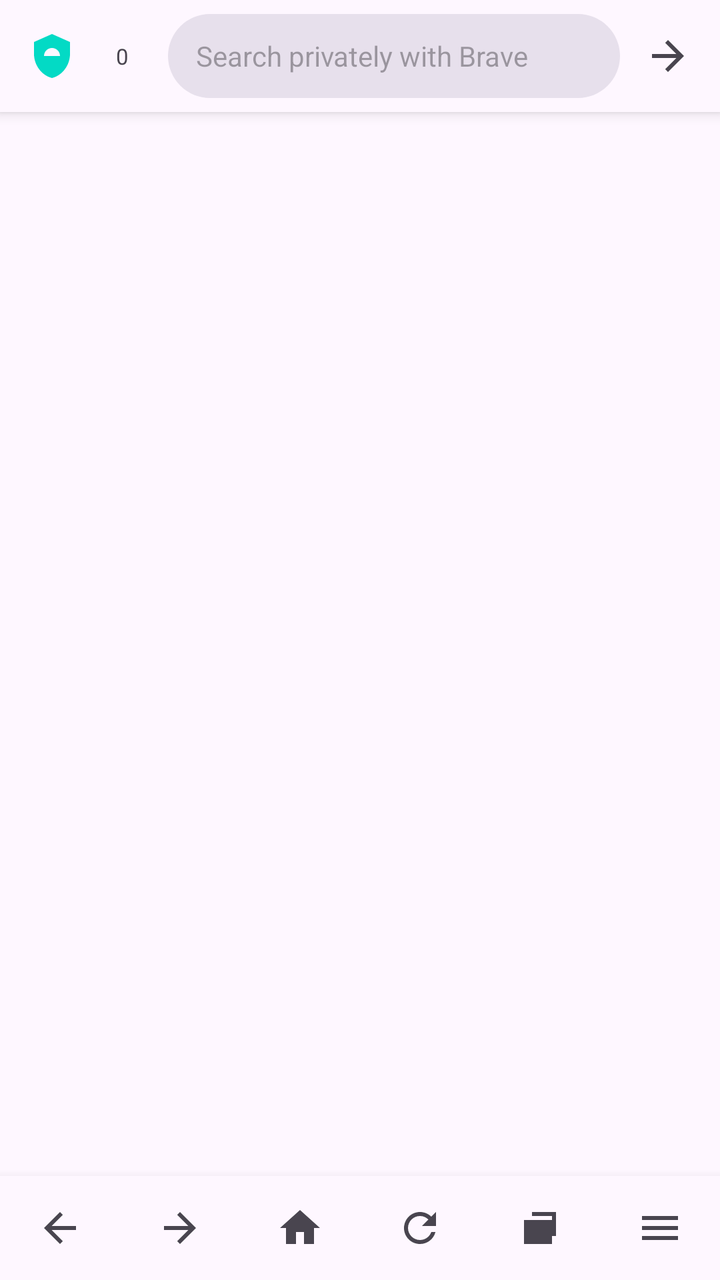
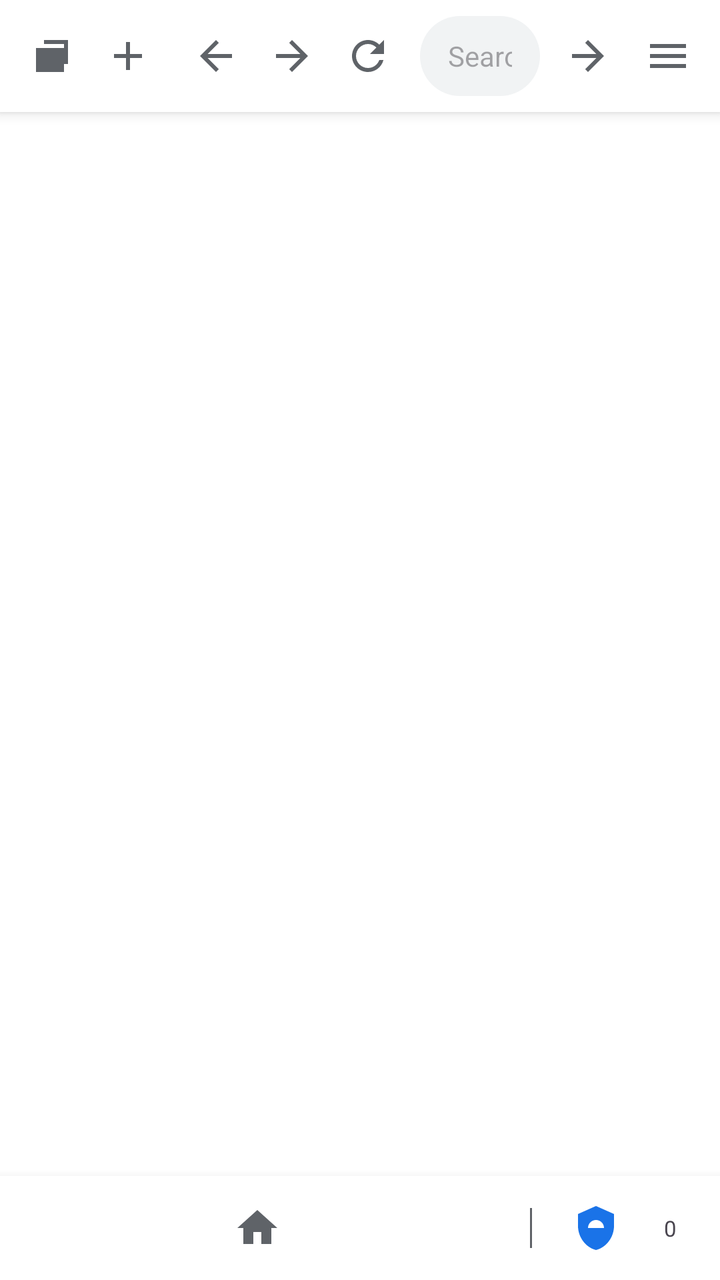

Two renders of the same Android screen: before a commit and after it. Below are the layout's source before the change and the commit's diff.
<!-- AndroidManifest.xml: application theme Theme.Provito -->
<!-- res/layout/activity_main.xml -->
<?xml version="1.0" encoding="utf-8"?>
<LinearLayout xmlns:android="http://schemas.android.com/apk/res/android"
    xmlns:app="http://schemas.android.com/apk/res-auto"
    android:layout_width="match_parent"
    android:layout_height="match_parent"
    android:orientation="vertical"
    android:background="?android:attr/colorBackground">

    <LinearLayout
        android:id="@+id/topBar"
        android:layout_width="match_parent"
        android:layout_height="56dp"
        android:orientation="horizontal"
        android:gravity="center_vertical"
        android:paddingHorizontal="8dp"
        android:elevation="4dp"
        android:background="?attr/colorSurface">

        <ImageButton
            android:id="@+id/btnShield"
            android:layout_width="36dp"
            android:layout_height="36dp"
            android:background="?attr/selectableItemBackgroundBorderless"
            android:contentDescription="@string/blocked_description"
            android:src="@drawable/ic_shield"
            app:tint="@color/teal_200" />

        <TextView
            android:id="@+id/txtBlocked"
            android:layout_width="wrap_content"
            android:layout_height="wrap_content"
            android:minWidth="34dp"
            android:gravity="center"
            android:text="0"
            android:textSize="11sp"
            android:textColor="?android:attr/textColorSecondary" />

        <EditText
            android:id="@+id/omnibox"
            android:layout_width="0dp"
            android:layout_height="42dp"
            android:layout_weight="1"
            android:layout_marginHorizontal="6dp"
            android:background="@drawable/bg_omnibox"
            android:hint="@string/omnibox_hint"
            android:importantForAutofill="no"
            android:inputType="textUri"
            android:imeOptions="actionSearch|flagNoPersonalizedLearning"
            android:paddingHorizontal="14dp"
            android:singleLine="true"
            android:textSize="14sp" />

        <ImageButton
            android:id="@+id/btnGo"
            android:layout_width="36dp"
            android:layout_height="36dp"
            android:background="?attr/selectableItemBackgroundBorderless"
            android:contentDescription="@string/omnibox_hint"
            android:src="@drawable/ic_forward" />
    </LinearLayout>

    <com.google.android.material.progressindicator.LinearProgressIndicator
        android:id="@+id/progress"
        android:layout_width="match_parent"
        android:layout_height="wrap_content"
        android:indeterminate="false"
        android:visibility="gone"
        app:trackThickness="3dp" />

    <FrameLayout
        android:id="@+id/webContainer"
        android:layout_width="match_parent"
        android:layout_height="0dp"
        android:layout_weight="1" />

    <LinearLayout
        android:id="@+id/bottomBar"
        android:layout_width="match_parent"
        android:layout_height="52dp"
        android:orientation="horizontal"
        android:gravity="center_vertical"
        android:elevation="8dp"
        android:background="?attr/colorSurface">

        <ImageButton
            android:id="@+id/btnBack"
            android:layout_width="0dp"
            android:layout_height="match_parent"
            android:layout_weight="1"
            android:background="?attr/selectableItemBackgroundBorderless"
            android:contentDescription="Back"
            android:src="@drawable/ic_back" />

        <ImageButton
            android:id="@+id/btnForward"
            android:layout_width="0dp"
            android:layout_height="match_parent"
            android:layout_weight="1"
            android:background="?attr/selectableItemBackgroundBorderless"
            android:contentDescription="Forward"
            android:src="@drawable/ic_forward" />

        <ImageButton
            android:id="@+id/btnHome"
            android:layout_width="0dp"
            android:layout_height="match_parent"
            android:layout_weight="1"
            android:background="?attr/selectableItemBackgroundBorderless"
            android:contentDescription="Home"
            android:src="@drawable/ic_home" />

        <ImageButton
            android:id="@+id/btnRefresh"
            android:layout_width="0dp"
            android:layout_height="match_parent"
            android:layout_weight="1"
            android:background="?attr/selectableItemBackgroundBorderless"
            android:contentDescription="Refresh"
            android:src="@drawable/ic_refresh" />

        <ImageButton
            android:id="@+id/btnTabs"
            android:layout_width="0dp"
            android:layout_height="match_parent"
            android:layout_weight="1"
            android:background="?attr/selectableItemBackgroundBorderless"
            android:contentDescription="Tabs"
            android:src="@drawable/ic_tabs" />

        <ImageButton
            android:id="@+id/btnMenu"
            android:layout_width="0dp"
            android:layout_height="match_parent"
            android:layout_weight="1"
            android:background="?attr/selectableItemBackgroundBorderless"
            android:contentDescription="Menu"
            android:src="@drawable/ic_menu" />
    </LinearLayout>
</LinearLayout>
<!-- resources referenced by this layout -->
<resources>
  <color name="teal_200">#03DAC5</color>
  <!-- drawable bg_omnibox (drawable) -->
  <?xml version="1.0" encoding="utf-8"?>
  <shape xmlns:android="http://schemas.android.com/apk/res/android" android:shape="rectangle">
      <solid android:color="?attr/colorSurfaceVariant" />
      <corners android:radius="21dp" />
  </shape>
  <!-- drawable ic_forward (drawable) -->
  <vector xmlns:android="http://schemas.android.com/apk/res/android"
      android:width="24dp"
      android:height="24dp"
      android:viewportWidth="24"
      android:viewportHeight="24"
      android:tint="?attr/colorControlNormal">
      <path
          android:fillColor="@android:color/white"
          android:pathData="M12,4l-1.41,1.41L16.17,11H4v2h12.17l-5.58,5.59L12,20l8,-8z" />
  </vector>
  <!-- drawable ic_home (drawable) -->
  <vector xmlns:android="http://schemas.android.com/apk/res/android"
      android:width="24dp"
      android:height="24dp"
      android:viewportWidth="24"
      android:viewportHeight="24"
      android:tint="?attr/colorControlNormal">
      <path
          android:fillColor="@android:color/white"
          android:pathData="M10,20v-6h4v6h5v-8h3L12,3 2,12h3v8z" />
  </vector>
  <!-- drawable ic_menu (drawable) -->
  <vector xmlns:android="http://schemas.android.com/apk/res/android"
      android:width="24dp"
      android:height="24dp"
      android:viewportWidth="24"
      android:viewportHeight="24"
      android:tint="?attr/colorControlNormal">
      <path
          android:fillColor="@android:color/white"
          android:pathData="M3,18h18v-2H3v2zM3,13h18v-2H3v2zM3,6v2h18V6H3z" />
  </vector>
  <!-- drawable ic_tabs (drawable) -->
  <vector xmlns:android="http://schemas.android.com/apk/res/android"
      android:width="24dp"
      android:height="24dp"
      android:viewportWidth="24"
      android:viewportHeight="24"
      android:tint="?attr/colorControlNormal">
      <path
          android:fillColor="@android:color/white"
          android:pathData="M4,8h14v12H4zM8,4h12v12h-2V6H8z" />
  </vector>
  <string name="blocked_description">Trackers and ads blocked</string>
  <string name="omnibox_hint">Search privately with Brave</string>
  <style name="Theme.Provito" parent="Theme.Material3.DayNight.NoActionBar">
          <item name="android:statusBarColor">@android:color/transparent</item>
          <item name="android:navigationBarColor">@android:color/transparent</item>
          <item name="android:windowLightStatusBar">false</item>
      </style>
  <!-- unchanged entries left out for length: 3 -->
</resources>

<!-- the commit's change to res/layout/activity_main.xml (unified diff, before → after) -->
@@ -6,6 +6,7 @@
     android:orientation="vertical"
     android:background="?android:attr/colorBackground">
 
+    
     <LinearLayout
         android:id="@+id/topBar"
         android:layout_width="match_parent"
@@ -17,30 +18,56 @@
         android:background="?attr/colorSurface">
 
         <ImageButton
-            android:id="@+id/btnShield"
+            android:id="@+id/btnTabs"
             android:layout_width="36dp"
             android:layout_height="36dp"
+            android:layout_marginEnd="2dp"
             android:background="?attr/selectableItemBackgroundBorderless"
-            android:contentDescription="@string/blocked_description"
-            android:src="@drawable/ic_shield"
-            app:tint="@color/teal_200" />
+            android:contentDescription="@string/tab_switcher"
+            android:src="@drawable/ic_tabs" />
 
-        <TextView
-            android:id="@+id/txtBlocked"
-            android:layout_width="wrap_content"
-            android:layout_height="wrap_content"
-            android:minWidth="34dp"
-            android:gravity="center"
-            android:text="0"
-            android:textSize="11sp"
-            android:textColor="?android:attr/textColorSecondary" />
+        <ImageButton
+            android:id="@+id/btnPlus"
+            android:layout_width="36dp"
+            android:layout_height="36dp"
+            android:layout_marginEnd="8dp"
+            android:background="?attr/selectableItemBackgroundBorderless"
+            android:contentDescription="@string/new_tab"
+            android:src="@drawable/ic_plus" />
+
+        <ImageButton
+            android:id="@+id/btnBack"
+            android:layout_width="36dp"
+            android:layout_height="36dp"
+            android:layout_marginEnd="2dp"
+            android:background="?attr/selectableItemBackgroundBorderless"
+            android:contentDescription="@string/nav_back"
+            android:src="@drawable/ic_back" />
+
+        <ImageButton
+            android:id="@+id/btnForward"
+            android:layout_width="36dp"
+            android:layout_height="36dp"
+            android:layout_marginEnd="2dp"
+            android:background="?attr/selectableItemBackgroundBorderless"
+            android:contentDescription="@string/nav_forward"
+            android:src="@drawable/ic_forward" />
+
+        <ImageButton
+            android:id="@+id/btnRefresh"
+            android:layout_width="36dp"
+            android:layout_height="36dp"
+            android:layout_marginEnd="8dp"
+            android:background="?attr/selectableItemBackgroundBorderless"
+            android:contentDescription="@string/nav_refresh"
+            android:src="@drawable/ic_refresh" />
 
         <EditText
             android:id="@+id/omnibox"
             android:layout_width="0dp"
-            android:layout_height="42dp"
+            android:layout_height="40dp"
             android:layout_weight="1"
-            android:layout_marginHorizontal="6dp"
+            android:layout_marginEnd="6dp"
             android:background="@drawable/bg_omnibox"
             android:hint="@string/omnibox_hint"
             android:importantForAutofill="no"
@@ -57,6 +84,15 @@
             android:background="?attr/selectableItemBackgroundBorderless"
             android:contentDescription="@string/omnibox_hint"
             android:src="@drawable/ic_forward" />
+
+        <ImageButton
+            android:id="@+id/btnMenu"
+            android:layout_width="36dp"
+            android:layout_height="36dp"
+            android:layout_marginStart="4dp"
+            android:background="?attr/selectableItemBackgroundBorderless"
+            android:contentDescription="@string/menu_overflow"
+            android:src="@drawable/ic_menu" />
     </LinearLayout>
 
     <com.google.android.material.progressindicator.LinearProgressIndicator
@@ -73,6 +109,7 @@
         android:layout_height="0dp"
         android:layout_weight="1" />
 
+    
     <LinearLayout
         android:id="@+id/bottomBar"
         android:layout_width="match_parent"
@@ -83,57 +120,47 @@
         android:background="?attr/colorSurface">
 
         <ImageButton
-            android:id="@+id/btnBack"
-            android:layout_width="0dp"
-            android:layout_height="match_parent"
-            android:layout_weight="1"
-            android:background="?attr/selectableItemBackgroundBorderless"
-            android:contentDescription="Back"
-            android:src="@drawable/ic_back" />
-
-        <ImageButton
-            android:id="@+id/btnForward"
-            android:layout_width="0dp"
-            android:layout_height="match_parent"
-            android:layout_weight="1"
-            android:background="?attr/selectableItemBackgroundBorderless"
-            android:contentDescription="Forward"
-            android:src="@drawable/ic_forward" />
-
-        <ImageButton
             android:id="@+id/btnHome"
             android:layout_width="0dp"
             android:layout_height="match_parent"
             android:layout_weight="1"
             android:background="?attr/selectableItemBackgroundBorderless"
-            android:contentDescription="Home"
+            android:contentDescription="@string/nav_home"
             android:src="@drawable/ic_home" />
 
-        <ImageButton
-            android:id="@+id/btnRefresh"
-            android:layout_width="0dp"
-            android:layout_height="match_parent"
-            android:layout_weight="1"
-            android:background="?attr/selectableItemBackgroundBorderless"
-            android:contentDescription="Refresh"
-            android:src="@drawable/ic_refresh" />
+        <View
+            android:layout_width="1dp"
+            android:layout_height="20dp"
+            android:layout_marginHorizontal="8dp"
+            android:background="?attr/colorOnSurfaceVariant" />
 
-        <ImageButton
-            android:id="@+id/btnTabs"
-            android:layout_width="0dp"
-            android:layout_height="match_parent"
-            android:layout_weight="1"
-            android:background="?attr/selectableItemBackgroundBorderless"
-            android:contentDescription="Tabs"
-            android:src="@drawable/ic_tabs" />
+        <LinearLayout
+            android:id="@+id/shieldChip"
+            android:layout_width="wrap_content"
+            android:layout_height="wrap_content"
+            android:orientation="horizontal"
+            android:gravity="center_vertical"
+            android:paddingHorizontal="8dp">
 
-        <ImageButton
-            android:id="@+id/btnMenu"
-            android:layout_width="0dp"
-            android:layout_height="match_parent"
-            android:layout_weight="1"
-            android:background="?attr/selectableItemBackgroundBorderless"
-            android:contentDescription="Menu"
-            android:src="@drawable/ic_menu" />
+            <ImageButton
+                android:id="@+id/btnShield"
+                android:layout_width="32dp"
+                android:layout_height="32dp"
+                android:layout_marginEnd="4dp"
+                android:background="?attr/selectableItemBackgroundBorderless"
+                android:contentDescription="@string/blocked_description"
+                android:src="@drawable/ic_shield"
+                app:tint="@color/teal_200" />
+
+            <TextView
+                android:id="@+id/txtBlocked"
+                android:layout_width="wrap_content"
+                android:layout_height="wrap_content"
+                android:minWidth="34dp"
+                android:gravity="center"
+                android:text="0"
+                android:textSize="11sp"
+                android:textColor="?android:attr/textColorSecondary" />
+        </LinearLayout>
     </LinearLayout>
 </LinearLayout>
<!-- resource entries referenced after the edit -->
@@ -1,6 +1,6 @@
 <!-- resources referenced by this layout -->
 <resources>
-  <color name="teal_200">#03DAC5</color>
+  <color name="teal_200">#1A73E8</color>
   <!-- drawable bg_omnibox (drawable) -->
   <?xml version="1.0" encoding="utf-8"?>
   <shape xmlns:android="http://schemas.android.com/apk/res/android" android:shape="rectangle">
@@ -40,6 +40,17 @@
           android:fillColor="@android:color/white"
           android:pathData="M3,18h18v-2H3v2zM3,13h18v-2H3v2zM3,6v2h18V6H3z" />
   </vector>
+  <!-- drawable ic_plus (drawable) -->
+  <vector xmlns:android="http://schemas.android.com/apk/res/android"
+      android:width="24dp"
+      android:height="24dp"
+      android:viewportWidth="24"
+      android:viewportHeight="24"
+      android:tint="?attr/colorControlNormal">
+      <path
+          android:fillColor="@android:color/white"
+          android:pathData="M19,13h-6v6h-2v-6H5v-2h6V5h2v6h6v2z" />
+  </vector>
   <!-- drawable ic_tabs (drawable) -->
   <vector xmlns:android="http://schemas.android.com/apk/res/android"
       android:width="24dp"
@@ -52,12 +63,32 @@
           android:pathData="M4,8h14v12H4zM8,4h12v12h-2V6H8z" />
   </vector>
   <string name="blocked_description">Trackers and ads blocked</string>
-  <string name="omnibox_hint">Search privately with Brave</string>
+  <string name="menu_overflow">Menu</string>
+  <string name="nav_back">Back</string>
+  <string name="nav_forward">Forward</string>
+  <string name="nav_home">Home</string>
+  <string name="nav_refresh">Refresh</string>
+  <string name="new_tab">New tab</string>
+  <string name="omnibox_hint">Search or type a URL</string>
+  <string name="tab_switcher">Tab switcher</string>
   <style name="Theme.Provito" parent="Theme.Material3.DayNight.NoActionBar">
           <item name="android:statusBarColor">@android:color/transparent</item>
           <item name="android:navigationBarColor">@android:color/transparent</item>
-          <item name="android:windowLightStatusBar">false</item>
+          <item name="android:windowLightStatusBar">true</item>
+          <item name="android:windowLightNavigationBar">true</item>
+          <item name="colorPrimary">@color/purple_500</item>
+          <item name="colorPrimaryContainer">#E8F0FE</item>
+          <item name="colorOnPrimary">@color/white</item>
+          <item name="colorSurface">#FFFFFF</item>
+          <item name="colorSurfaceVariant">#F1F3F4</item>
+          <item name="colorOnSurface">#202124</item>
+          <item name="colorOnSurfaceVariant">#5F6368</item>
+          <item name="android:colorBackground">#FFFFFF</item>
+          <item name="colorOnBackground">#202124</item>
+          <item name="colorControlNormal">#5F6368</item>
       </style>
+  <color name="purple_500">#1A73E8</color>
+  <color name="white">#FFFFFFFF</color>
   <!-- unchanged entries left out for length: 3 -->
 </resources>
 
